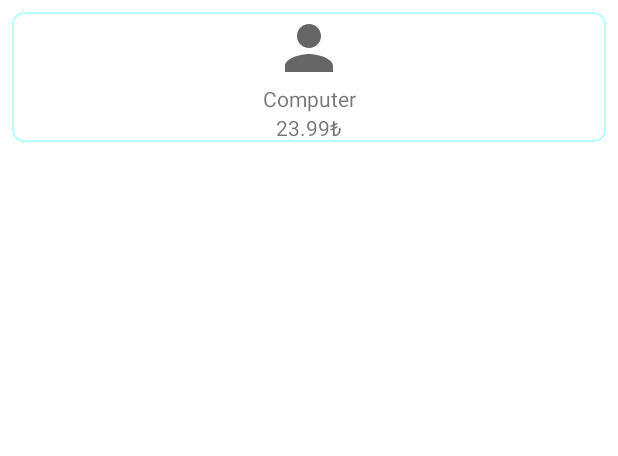
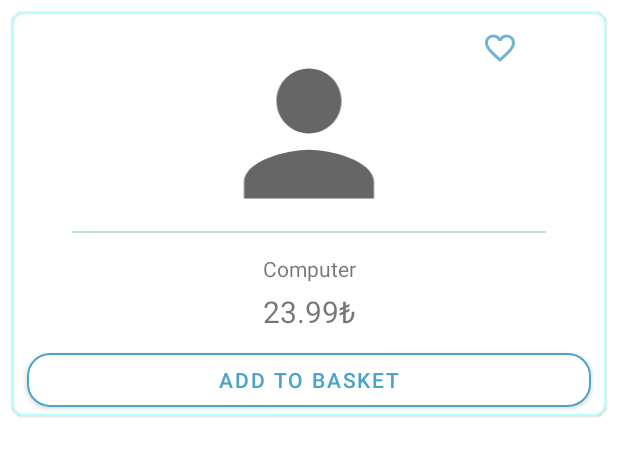
Before and after one commit to i-Buy/iBuy, an Android app: the layout item_product.xml on its own in the app's theme, with its tools: preview values and no code run, on a phone screen of 412 x 824 dp. Shown: the top 456 px of the screen. Run offline under Robolectric (Android 15) with nearby library versions, the phone set to English and light mode, and no system bars; network calls fail; Roboto replaces fonts that are not available here.

Commit message:
item product updated

```diff
--- a/app/src/main/AndroidManifest.xml
+++ b/app/src/main/AndroidManifest.xml
@@ -10,7 +10,8 @@
         android:label="@string/app_name"
         android:roundIcon="@mipmap/ic_launcher_round"
         android:supportsRtl="true"
-        android:theme="@style/Theme.IBuy">
+        android:theme="@style/Theme.IBuy"
+        android:usesCleartextTraffic="true">
         <activity
             android:name=".MainActivity"
             android:exported="true">
--- /dev/null
+++ b/app/src/main/res/drawable/button_border.xml
@@ -0,0 +1,9 @@
+<?xml version="1.0" encoding="utf-8"?>
+<shape xmlns:android="http://schemas.android.com/apk/res/android"
+    android:shape="rectangle">
+    <gradient android:startColor="#FFFFFF"
+        android:endColor="@color/primaryLightColor"
+        android:angle="270" />
+    <corners android:radius="3dp" />
+    <stroke android:width="5px" android:color="#000000" />
+</shape>
--- /dev/null
+++ b/app/src/main/res/drawable/ic_favorite_border.xml
@@ -0,0 +1,5 @@
+<vector android:alpha="0.8" android:height="24dp"
+    android:tint="?attr/colorControlNormal" android:viewportHeight="24"
+    android:viewportWidth="24" android:width="24dp" xmlns:android="http://schemas.android.com/apk/res/android">
+    <path android:fillColor="@android:color/white" android:pathData="M16.5,3c-1.74,0 -3.41,0.81 -4.5,2.09C10.91,3.81 9.24,3 7.5,3 4.42,3 2,5.42 2,8.5c0,3.78 3.4,6.86 8.55,11.54L12,21.35l1.45,-1.32C18.6,15.36 22,12.28 22,8.5 22,5.42 19.58,3 16.5,3zM12.1,18.55l-0.1,0.1 -0.1,-0.1C7.14,14.24 4,11.39 4,8.5 4,6.5 5.5,5 7.5,5c1.54,0 3.04,0.99 3.57,2.36h1.87C13.46,5.99 14.96,5 16.5,5c2,0 3.5,1.5 3.5,3.5 0,2.89 -3.14,5.74 -7.9,10.05z"/>
+</vector>
--- a/app/src/main/res/layout/fragment_again_order.xml
+++ b/app/src/main/res/layout/fragment_again_order.xml
@@ -26,7 +26,7 @@
             android:id="@+id/textView34"
             android:layout_width="wrap_content"
             android:layout_height="wrap_content"
-            android:layout_marginTop="60dp"
+            android:layout_marginTop="16dp"
             android:text="@string/order_again"
             android:textColor="#FFFFFF"
             android:textSize="34sp"
--- a/app/src/main/res/layout/fragment_profile.xml
+++ b/app/src/main/res/layout/fragment_profile.xml
@@ -1,4 +1,5 @@
 <?xml version="1.0" encoding="utf-8"?>
+
 <layout xmlns:android="http://schemas.android.com/apk/res/android"
     xmlns:app="http://schemas.android.com/apk/res-auto"
     xmlns:tools="http://schemas.android.com/tools">
--- a/app/src/main/res/layout/item_product.xml
+++ b/app/src/main/res/layout/item_product.xml
@@ -24,10 +24,24 @@
             android:layout_width="match_parent"
             android:layout_height="wrap_content">
 
+
+            <com.google.android.material.divider.MaterialDivider
+                android:layout_width="match_parent"
+                android:layout_height="1dp"
+                android:layout_marginHorizontal="40dp"
+                android:background="#8BB6FFFF"
+                app:layout_constraintBottom_toTopOf="@id/txtName"
+                app:layout_constraintEnd_toEndOf="parent"
+                app:layout_constraintHorizontal_bias="1.0"
+                app:layout_constraintStart_toStartOf="parent"
+                app:layout_constraintTop_toBottomOf="@+id/imgProduct"
+                app:layout_constraintVertical_bias="0.0" />
+
             <ImageView
                 android:id="@+id/imgProduct"
-                android:layout_width="48dp"
-                android:layout_height="48dp"
+                android:layout_width="145dp"
+                android:layout_height="130dp"
+                android:layout_marginTop="16dp"
                 android:contentDescription="@string/product_image"
                 android:src="@drawable/ic_profile"
                 app:layout_constraintEnd_toEndOf="parent"
@@ -38,10 +52,13 @@
                 android:id="@+id/txtName"
                 android:layout_width="wrap_content"
                 android:layout_height="wrap_content"
+                android:layout_marginTop="15dp"
+                android:layout_marginBottom="1dp"
                 android:text="@{product.name}"
+                app:layout_constraintBottom_toTopOf="@+id/txtPrice"
                 app:layout_constraintEnd_toEndOf="parent"
                 app:layout_constraintStart_toStartOf="parent"
-                app:layout_constraintTop_toBottomOf="@id/imgProduct"
+                app:layout_constraintTop_toBottomOf="@+id/imgProduct"
                 tools:text="Computer" />
 
             <TextView
@@ -49,10 +66,43 @@
                 intText="@{product.price}"
                 android:layout_width="wrap_content"
                 android:layout_height="wrap_content"
+                android:layout_marginTop="4dp"
+                android:layout_marginBottom="8dp"
+                app:layout_constraintBottom_toTopOf="@+id/buttonAddBasket"
                 app:layout_constraintEnd_toEndOf="parent"
                 app:layout_constraintStart_toStartOf="parent"
                 app:layout_constraintTop_toBottomOf="@id/txtName"
+                android:textSize="20sp"
                 tools:text="23.99₺" />
+
+            <Button
+                android:id="@+id/buttonAddBasket"
+                android:layout_width="match_parent"
+                android:layout_height="match_parent"
+                android:backgroundTint="@color/white"
+                android:layout_marginHorizontal="10dp"
+                android:text="@string/add_to_basket_item"
+                android:textColor="@color/primaryDarkColor"
+                app:cornerRadius="15dp"
+                app:layout_constraintBottom_toBottomOf="parent"
+                app:layout_constraintEnd_toEndOf="parent"
+                app:layout_constraintStart_toStartOf="parent"
+                app:layout_constraintTop_toBottomOf="@id/txtPrice"
+                app:strokeColor="@color/primaryDarkColor"
+                app:strokeWidth="1dp" />
+
+            <ImageButton
+                android:id="@+id/imageButton"
+                android:layout_width="wrap_content"
+                android:layout_height="match_parent"
+                android:layout_marginTop="12dp"
+                android:layout_marginEnd="16dp"
+                android:background="#00000000"
+                app:layout_constraintEnd_toEndOf="parent"
+                app:layout_constraintStart_toEndOf="@+id/imgProduct"
+                app:layout_constraintTop_toTopOf="parent"
+                app:srcCompat="@drawable/ic_favorite_border"
+                app:tint="@color/primaryDarkColor" />
 
         </androidx.constraintlayout.widget.ConstraintLayout>
 
--- a/app/src/main/res/values/strings.xml
+++ b/app/src/main/res/values/strings.xml
@@ -72,7 +72,7 @@
     <string name="mark_as_read">Mark as Read</string>
     <string name="re_are_you_really_the_best">Re: Are You Really The Best</string>
     <string name="mark_as_unread">Mark as unread</string>
-    <string name="add_to_basket">Add to Basket</string>
+    <string name="add_to_basket_item">Add to Basket</string>
     <string name="productstatus">ProductStatus</string>
     <string name="status">Status:</string>
     <string name="product_category">Product Category</string>
@@ -80,4 +80,5 @@
     <string name="stock">Stock:</string>
     <string name="stocknumber">StockNumber</string>
     <string name="you_have_0_notifications">You Have 0 Notifications</string>
+    <string name="add_to_basket">Add to Basket</string>
 </resources>
```
Also changed, not shown: app/src/main/res/drawable/white_to_blue.png (added).
